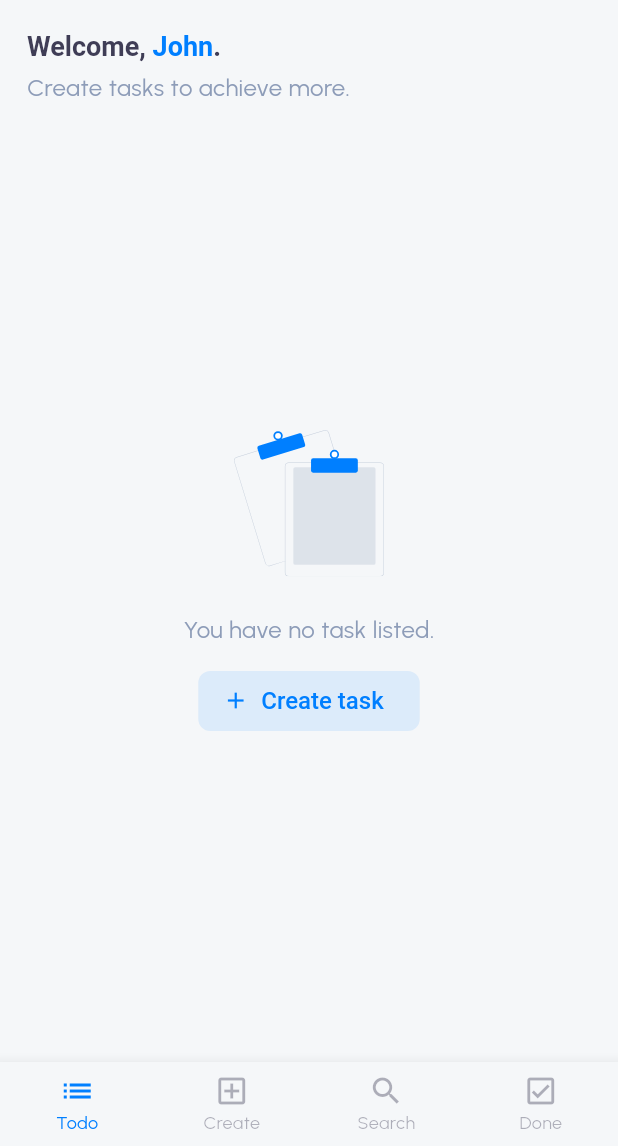
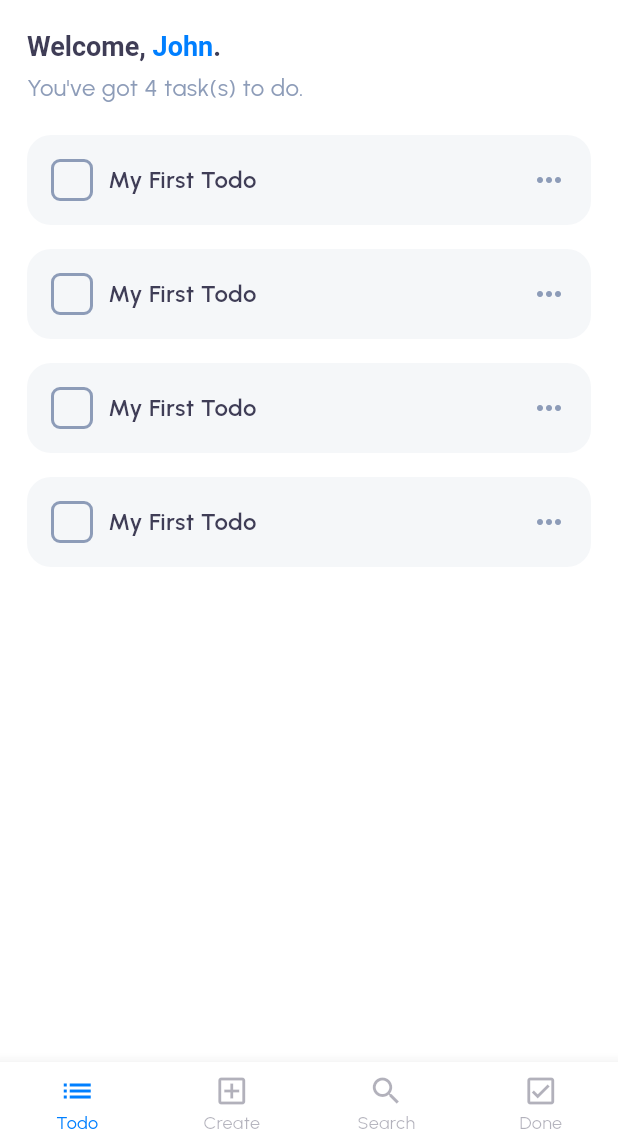
Before and after one commit to wRiqie/taski-to-do-challenge, a Flutter app: the screen it shows after launch, on a phone screen of 412 x 824 dp, the part 90-1236 px from its top. Run offline on Flutter 3.47's test engine with Material 3 defaults, Android fonts, the phone set to English and light mode, and no system bars; our stand-ins replace flutter_svg.

Commit message:
feat: home layout finished

```diff
--- a/lib/app/core/theme/app_theme.dart
+++ b/lib/app/core/theme/app_theme.dart
@@ -1,5 +1,6 @@
 import 'package:flutter/material.dart';
-import 'package:taski_to_do_challenge/app/core/theme/color_scheme.dart';
+
+part 'color_scheme.dart';
 
 final appTheme = ThemeData(
   fontFamily: 'Urbanist',
--- a/lib/app/core/theme/color_scheme.dart
+++ b/lib/app/core/theme/color_scheme.dart
@@ -1,4 +1,4 @@
-import 'package:flutter/material.dart';
+part of 'app_theme.dart';
 
 const colorScheme = ColorScheme(
   brightness: Brightness.light,
@@ -8,6 +8,7 @@ const colorScheme = ColorScheme(
   onSecondary: Color(0xFFFFFFFF),
   error: Colors.red,
   onError: Colors.white,
-  surface: Color(0xFFF5F7F9),
+  surface: Color(0xFFFFFFFF),
   onSurface: Color(0xFF3F3D56),
+  onSurfaceVariant: Color(0xFFF5F7F9),
 );
--- a/lib/app/ui/view_models/home_view_model.dart
+++ b/lib/app/ui/view_models/home_view_model.dart
@@ -10,5 +10,23 @@ class HomeViewModel extends ChangeNotifier {
       description:
           'Lorem ipsum dolor sit amet, consectetur adipiscing elit. Vestibulum vitae libero euismod, vestibulum risus ac, interdum odio. Aliquam mi libero, tincidunt vitae pretium eu, tempor id nunc. Aliquam erat volutpat. Mauris sit amet nunc sit amet sem varius euismod feugiat sit amet mauris. Nam bibendum urna sagittis mauris consequat, sit amet interdum nunc bibendum. Nulla eget mi eget tellus elementum pulvinar. In vel ligula vestibulum, semper metus et',
     ),
+    TodoModel(
+      id: '1',
+      title: 'My First Todo',
+      description:
+          'Lorem ipsum dolor sit amet, consectetur adipiscing elit. Vestibulum vitae libero euismod, vestibulum risus ac, interdum odio. Aliquam mi libero, tincidunt vitae pretium eu, tempor id nunc. Aliquam erat volutpat. Mauris sit amet nunc sit amet sem varius euismod feugiat sit amet mauris. Nam bibendum urna sagittis mauris consequat, sit amet interdum nunc bibendum. Nulla eget mi eget tellus elementum pulvinar. In vel ligula vestibulum, semper metus et',
+    ),
+    TodoModel(
+      id: '1',
+      title: 'My First Todo',
+      description:
+          'Lorem ipsum dolor sit amet, consectetur adipiscing elit. Vestibulum vitae libero euismod, vestibulum risus ac, interdum odio. Aliquam mi libero, tincidunt vitae pretium eu, tempor id nunc. Aliquam erat volutpat. Mauris sit amet nunc sit amet sem varius euismod feugiat sit amet mauris. Nam bibendum urna sagittis mauris consequat, sit amet interdum nunc bibendum. Nulla eget mi eget tellus elementum pulvinar. In vel ligula vestibulum, semper metus et',
+    ),
+    TodoModel(
+      id: '1',
+      title: 'My First Todo',
+      description:
+          'Lorem ipsum dolor sit amet, consectetur adipiscing elit. Vestibulum vitae libero euismod, vestibulum risus ac, interdum odio. Aliquam mi libero, tincidunt vitae pretium eu, tempor id nunc. Aliquam erat volutpat. Mauris sit amet nunc sit amet sem varius euismod feugiat sit amet mauris. Nam bibendum urna sagittis mauris consequat, sit amet interdum nunc bibendum. Nulla eget mi eget tellus elementum pulvinar. In vel ligula vestibulum, semper metus et',
+    ),
   ];
 }
--- a/lib/app/ui/views/dashboard_view.dart
+++ b/lib/app/ui/views/dashboard_view.dart
@@ -10,19 +10,19 @@ class DashboardView extends StatefulWidget {
 }
 
 class _DashboardViewState extends State<DashboardView> {
-  final dashboardViewModel = DashboardViewModel();
+  final viewModel = DashboardViewModel();
 
   @override
   void initState() {
     super.initState();
-    dashboardViewModel.addListener(() {
+    viewModel.addListener(() {
       setState(() {});
     });
   }
 
   @override
   void dispose() {
-    dashboardViewModel.dispose();
+    viewModel.dispose();
     super.dispose();
   }
 
@@ -34,9 +34,9 @@ class _DashboardViewState extends State<DashboardView> {
       bottomNavigationBar: BottomNavigationBar(
         selectedFontSize: 12,
         unselectedFontSize: 12,
-        currentIndex: dashboardViewModel.currentIndex,
+        currentIndex: viewModel.currentIndex,
         onTap: (value) {
-          dashboardViewModel.changeIndex(value);
+          viewModel.changeIndex(value);
         },
         items: const [
           BottomNavigationBarItem(
@@ -68,8 +68,7 @@ class _DashboardViewState extends State<DashboardView> {
                 height: 20,
               ),
               Expanded(
-                child:
-                    dashboardViewModel.views[dashboardViewModel.currentIndex],
+                child: viewModel.views[viewModel.currentIndex],
               ),
             ],
           ),
--- a/lib/app/ui/views/home_view.dart
+++ b/lib/app/ui/views/home_view.dart
@@ -1,7 +1,8 @@
 import 'package:flutter/material.dart';
 import 'package:flutter_svg/svg.dart';
-import 'package:taski_to_do_challenge/app/core/theme/color_scheme.dart';
 import 'package:taski_to_do_challenge/app/core/values/images.dart';
+import 'package:taski_to_do_challenge/app/ui/view_models/home_view_model.dart';
+import 'package:taski_to_do_challenge/app/ui/widgets/todo_card_widget.dart';
 
 class HomeView extends StatefulWidget {
   const HomeView({super.key});
@@ -11,8 +12,26 @@ class HomeView extends StatefulWidget {
 }
 
 class _HomeViewState extends State<HomeView> {
+  final viewModel = HomeViewModel();
+
+  @override
+  void initState() {
+    super.initState();
+    viewModel.addListener(() {
+      setState(() {});
+    });
+  }
+
+  @override
+  void dispose() {
+    viewModel.dispose();
+    super.dispose();
+  }
+
   @override
   Widget build(BuildContext context) {
+    final colorScheme = Theme.of(context).colorScheme;
+
     return Column(
       crossAxisAlignment: CrossAxisAlignment.stretch,
       children: [
@@ -37,11 +56,26 @@ class _HomeViewState extends State<HomeView> {
           height: 6,
         ),
         Text(
-          'Create tasks to achieve more.',
+          viewModel.todos.isNotEmpty
+              ? 'You\'ve got ${viewModel.todos.length} task(s) to do.'
+              : 'Create tasks to achieve more.',
           style: TextStyle(fontSize: 16, color: colorScheme.secondary),
         ),
         Expanded(
-          child: Center(
+          child: viewModel.todos.isNotEmpty
+              ? Padding(
+                  padding: const EdgeInsets.only(top: 20),
+                  child: ListView.separated(
+                      itemBuilder: (context, index) {
+                        return TodoCardWidget(todo: viewModel.todos[index]);
+                      },
+                      separatorBuilder: (context, index) {
+                        return const SizedBox(
+                          height: 16,
+                        );
+                      },
+                      itemCount: viewModel.todos.length))
+              : Center(
                   child: Column(
                     mainAxisSize: MainAxisSize.min,
                     children: [
--- /dev/null
+++ b/lib/app/ui/widgets/todo_card_widget.dart
@@ -0,0 +1,111 @@
+import 'package:flutter/material.dart';
+import 'package:taski_to_do_challenge/app/data/models/todo_model.dart';
+
+class TodoCardWidget extends StatefulWidget {
+  final TodoModel todo;
+  final VoidCallback? onEdit;
+  final VoidCallback? onDelete;
+  const TodoCardWidget({
+    super.key,
+    required this.todo,
+    this.onEdit,
+    this.onDelete,
+  });
+
+  @override
+  State<TodoCardWidget> createState() => _TodoCardWidgetState();
+}
+
+class _TodoCardWidgetState extends State<TodoCardWidget> {
+  bool isExpanded = false;
+
+  @override
+  Widget build(BuildContext context) {
+    final colorScheme = Theme.of(context).colorScheme;
+
+    return Material(
+      color: colorScheme.onSurfaceVariant,
+      borderRadius: BorderRadius.circular(16),
+      child: InkWell(
+        borderRadius: BorderRadius.circular(16),
+        onTap: () {
+          setState(() {
+            isExpanded = !isExpanded;
+          });
+        },
+        child: Padding(
+          padding: const EdgeInsets.all(16),
+          child: Row(
+            crossAxisAlignment: isExpanded
+                ? CrossAxisAlignment.start
+                : CrossAxisAlignment.center,
+            children: [
+              Container(
+                padding: const EdgeInsets.all(12),
+                decoration: BoxDecoration(
+                  border: Border.all(
+                    width: 2,
+                    color: colorScheme.secondary,
+                  ),
+                  borderRadius: BorderRadius.circular(6),
+                ),
+              ),
+              const SizedBox(
+                width: 10,
+              ),
+              Expanded(
+                child: Column(
+                  crossAxisAlignment: CrossAxisAlignment.stretch,
+                  children: [
+                    Text(
+                      widget.todo.title,
+                      style: const TextStyle(
+                        fontWeight: FontWeight.w600,
+                        fontSize: 16,
+                      ),
+                    ),
+                    Visibility(
+                      visible: isExpanded,
+                      child: Text(
+                        widget.todo.description,
+                        style: TextStyle(
+                          color: colorScheme.secondary,
+                        ),
+                      ),
+                    ),
+                  ],
+                ),
+              ),
+              Visibility(
+                visible: !isExpanded,
+                child: GestureDetector(
+                  onTap: () {
+                    print('Tap');
+                  },
+                  child: PopupMenuButton<String>(
+                    child: Icon(
+                      Icons.more_horiz,
+                      color: colorScheme.secondary,
+                    ),
+                    itemBuilder: (context) {
+                      return [
+                        PopupMenuItem<String>(
+                          onTap: widget.onEdit,
+                          child: const Text('Edit'),
+                        ),
+                        PopupMenuItem<String>(
+                          onTap: widget.onDelete,
+                          child: const Text('Delete'),
+                        ),
+                      ];
+                    },
+                  ),
+                ),
+              ),
+            ],
+          ),
+        ),
+      ),
+    );
+  }
+}
--- a/pubspec.yaml
+++ b/pubspec.yaml
@@ -31,5 +31,7 @@ flutter:
           weight: 400
         - asset: assets/fonts/Urbanist-Medium.ttf
           weight: 500
+        - asset: assets/fonts/Urbanist-SemiBold.ttf
+          weight: 600
         - asset: assets/fonts/Urbanist-Bold.ttf
           weight: 700
```
Also changed, not shown: assets/fonts/Urbanist-SemiBold.ttf (added). Lines whose indentation alone changed are shown as unchanged.
